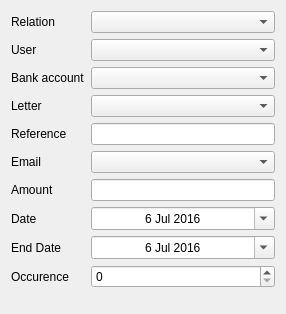
Above: MyQtness/ui/contract_form.ui from MazeFX/pat before the change. Below: the same form after it.
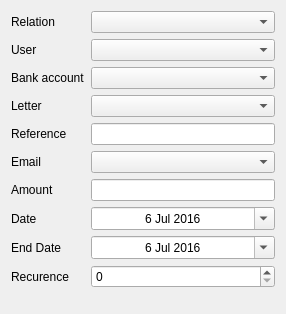
That is the form after the change. Custom widgets are drawn as their Qt base class.

Diff of the .ui file:
```diff
--- a/MyQtness/ui/contract_form.ui
+++ b/MyQtness/ui/contract_form.ui
@@ -183,7 +183,7 @@
    <item row="9" column="0">
     <widget class="QLabel" name="occurenceLabel">
      <property name="text">
-      <string>Occurence</string>
+      <string>Recurence</string>
      </property>
     </widget>
    </item>
```
Left out of the diff: 18 changed lines with no effect on the pictures.
